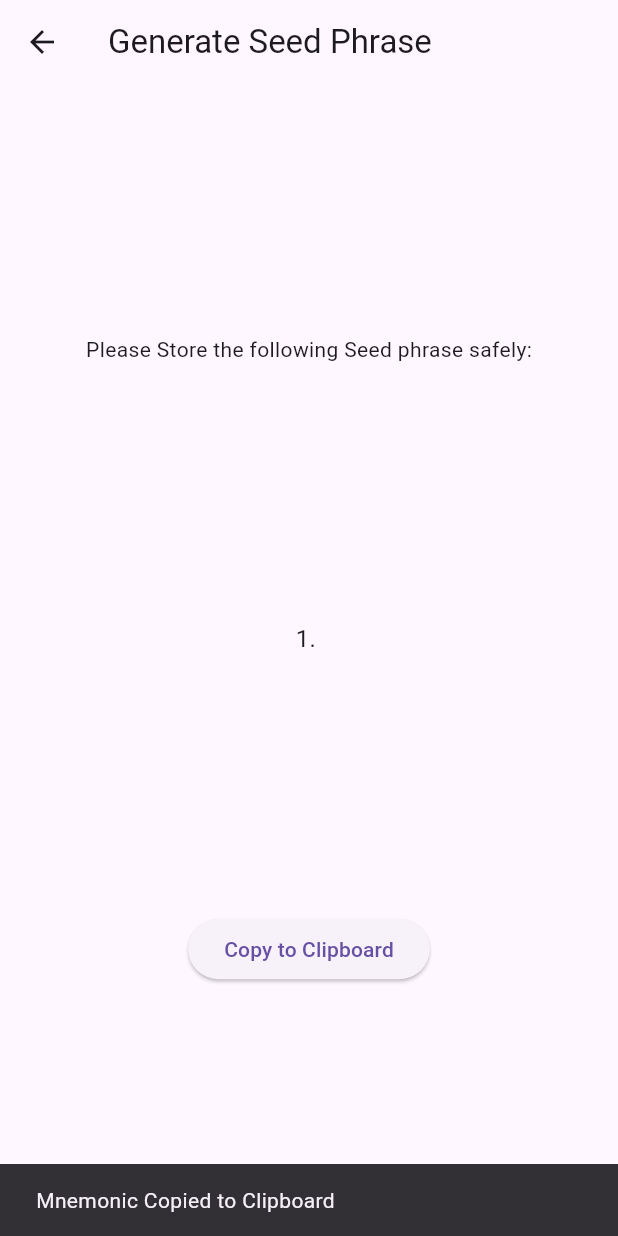
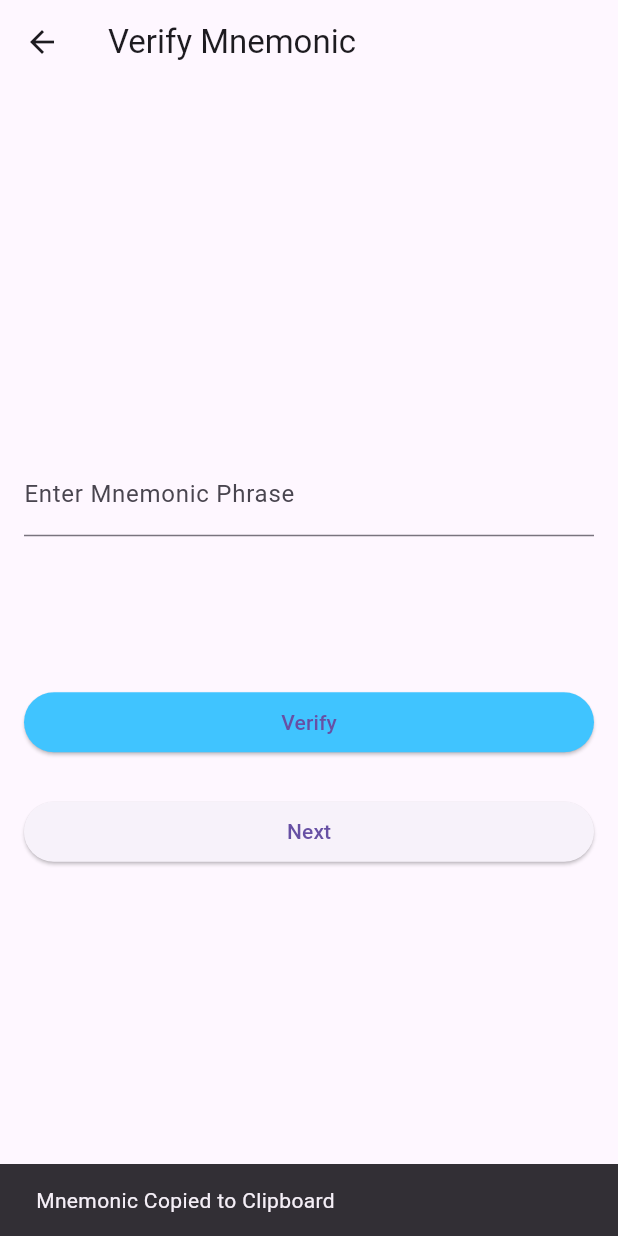
Before and after one commit to skwasimrazzak/oblix-wallet, a Flutter app: the GenerateMnemonicScreen screen opened directly, after a tap on "Copy to Clipboard", on a phone screen of 412 x 824 dp. Run offline on Flutter 3.47's test engine with Material 3 defaults, Android fonts, the phone set to English and light mode, and no system bars; our stand-ins replace hex, shared_preferences; missing offline and left inert: bip39, bip39_mnemonic, ed25519_hd_key, web3dart; accounts and stored records are empty.

Commit message:
Verify Mnemonic Screen init

```diff
--- a/lib/generate_mnemonic_screen.dart
+++ b/lib/generate_mnemonic_screen.dart
@@ -1,5 +1,6 @@
 import 'package:flutter/material.dart';
 import 'package:flutter/services.dart';
+import 'package:oblix_wallet/verify_mnemonic_screen.dart';
 import 'package:oblix_wallet/wallet_provider.dart';
 import 'package:provider/provider.dart';
 
@@ -16,6 +17,11 @@ class GenerateMnemonicScreen extends StatelessWidget {
       ScaffoldMessenger.of(
         context,
       ).showSnackBar(SnackBar(content: Text('Mnemonic Copied to Clipboard')));
+
+      Navigator.push(
+        context,
+        MaterialPageRoute(builder: (context) => VerifyMnemonicScreen()),
+      );
     }
 
     return Scaffold(
--- /dev/null
+++ b/lib/verify_mnemonic_screen.dart
@@ -0,0 +1,55 @@
+import 'package:flutter/material.dart';
+
+class VerifyMnemonicScreen extends StatefulWidget {
+  const VerifyMnemonicScreen({super.key});
+
+  @override
+  State<VerifyMnemonicScreen> createState() => _VerifyMnemonicScreenState();
+}
+
+class _VerifyMnemonicScreenState extends State<VerifyMnemonicScreen> {
+  @override
+  Widget build(BuildContext context) {
+    String verificationText = '';
+    void verifyMnemonics() {
+      //Action
+    }
+    return Scaffold(
+      appBar: AppBar(title: Text('Verify Mnemonic')),
+      body: Padding(
+        padding: const EdgeInsets.all(16.0),
+        child: Column(
+          mainAxisAlignment: MainAxisAlignment.center,
+          crossAxisAlignment: CrossAxisAlignment.stretch,
+          children: [
+            TextField(
+              onChanged: (value) {
+                setState(() {
+                  verificationText = value;
+                });
+              },
+              decoration: InputDecoration(labelText: 'Enter Mnemonic Phrase'),
+            ),
+            SizedBox(height: 100.0),
+            ElevatedButton(
+              onPressed: () {
+                verifyMnemonics();
+              },
+              style: ElevatedButton.styleFrom(
+                backgroundColor: Colors.lightBlueAccent,
+              ),
+              child: Text('Verify'),
+            ),
+            SizedBox(height: 25.0),
+            ElevatedButton(
+              onPressed: () {
+                //Action: Next
+              },
+              child: Text('Next'),
+            ),
+          ],
+        ),
+      ),
+    );
+  }
+}
```
